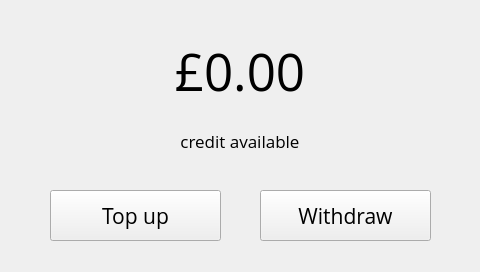
Before: the Qt Designer form xbterminal/gui/ui.ui in alexykot/xbterminal-firmware, drawn with Qt 5.
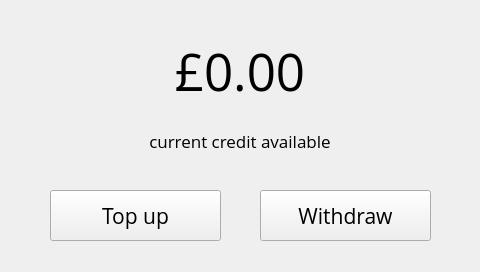
After: the same form once the commit is applied. The open tabs and pages were chosen to show the change.

What changed in the file:
```diff
--- a/xbterminal/gui/ui.ui
+++ b/xbterminal/gui/ui.ui
@@ -281,7 +281,7 @@
       </font>
      </property>
      <property name="text">
-      <string>credit available</string>
+      <string>current credit available</string>
      </property>
      <property name="alignment">
       <set>Qt::AlignCenter</set>
```
Left out of the diff: 229 changed lines with no effect on the pictures.
